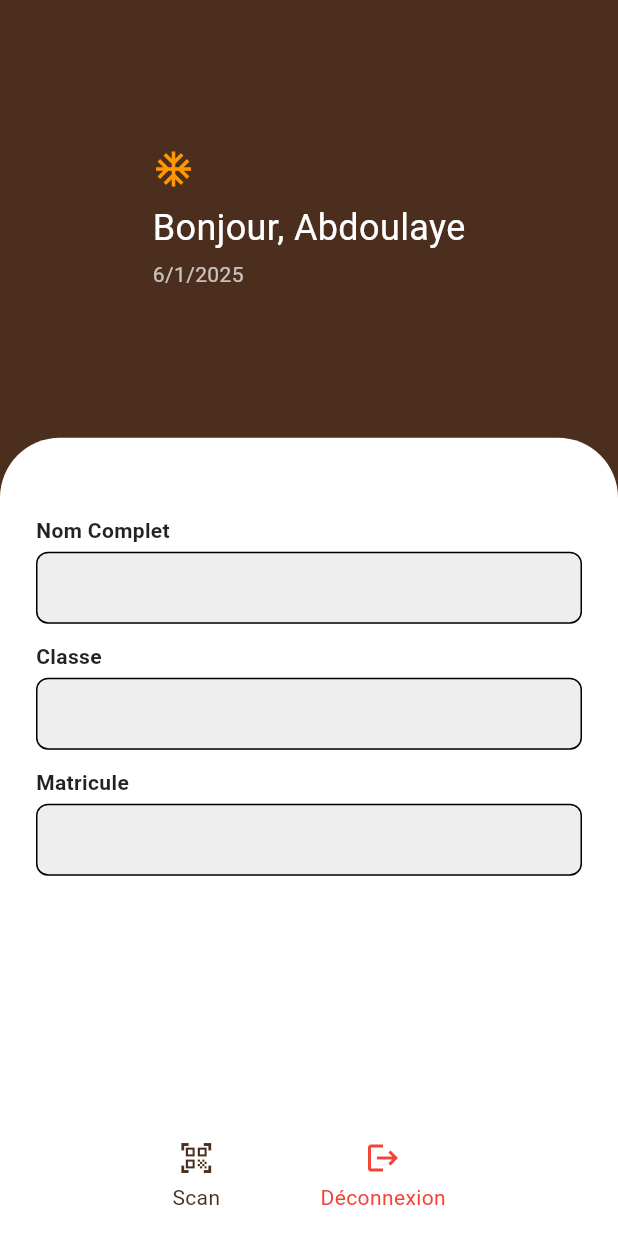
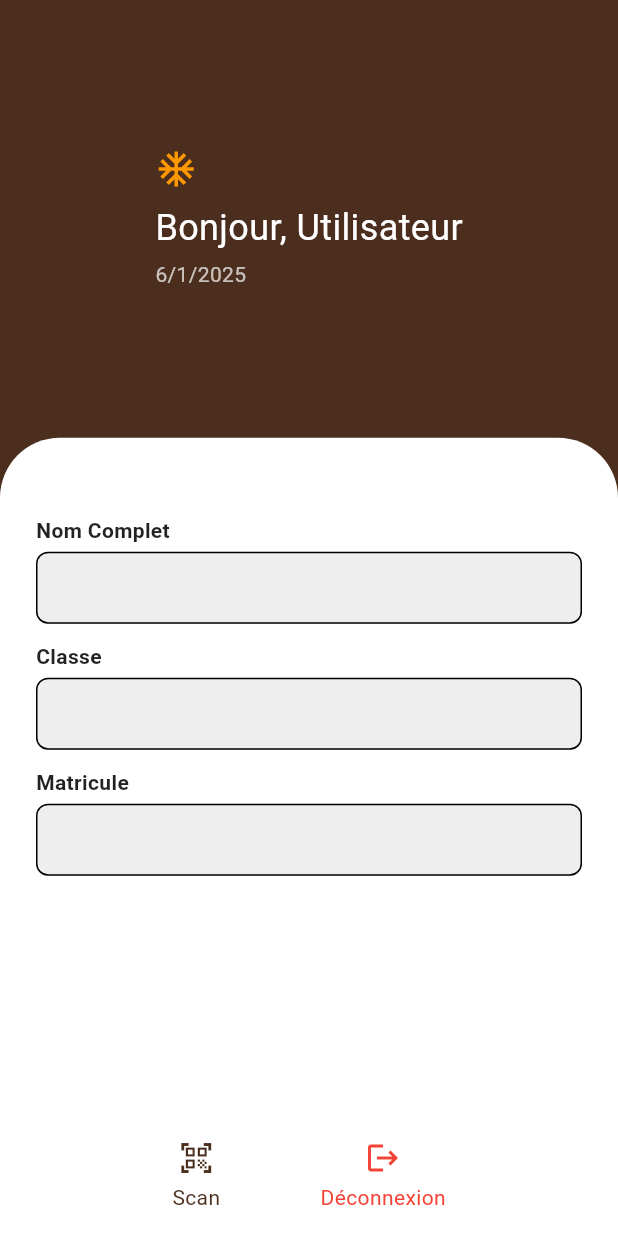
Before and after one commit to SouleymaneFall2004/frontend_flutter, a Flutter app: the DetailEtudiantView screen opened directly with empty values, on a phone screen of 412 x 824 dp. Run offline on Flutter 3.47's test engine with Material 3 defaults, Android fonts, the light colour scheme and no system bars; our stand-ins replace file_picker, firebase_core, firebase_storage, get, hive, hive_flutter and 2 more; missing offline and left inert: qr_code_scanner; accounts and stored records are empty.

Commit message:
Nom dynamique du vigil.

```diff
--- a/lib/app/modules/detail_etudiant/views/detail_etudiant_view.dart
+++ b/lib/app/modules/detail_etudiant/views/detail_etudiant_view.dart
@@ -1,6 +1,7 @@
 import 'package:flutter/material.dart';
 import 'package:get/get.dart';
 import '../../../routes/app_pages.dart';
+import '../../../global/user_controller.dart';
 import '../controllers/detail_etudiant_controller.dart';
 
 class DetailEtudiantView extends GetView<DetailEtudiantController> {
@@ -10,6 +11,8 @@ class DetailEtudiantView extends GetView<DetailEtudiantController> {
 
   @override
   Widget build(BuildContext context) {
+    final userController = Get.find<UserController>();
+    final prenom = userController.user.value?['prenom'] ?? 'Utilisateur';
     final date = DateTime.now();
     final formattedDate = "${date.month}/${date.day}/${date.year}";
 
@@ -28,9 +31,9 @@ class DetailEtudiantView extends GetView<DetailEtudiantController> {
                 children: [
                   const Icon(Icons.ac_unit, color: Colors.orange, size: 28),
                   const SizedBox(height: 8),
-                  const Text(
-                    "Bonjour, Abdoulaye",
-                    style: TextStyle(fontSize: 24, color: Colors.white),
+                  Text(
+                    "Bonjour, $prenom",
+                    style: const TextStyle(fontSize: 24, color: Colors.white),
                   ),
                   const SizedBox(height: 4),
                   Text(
```
